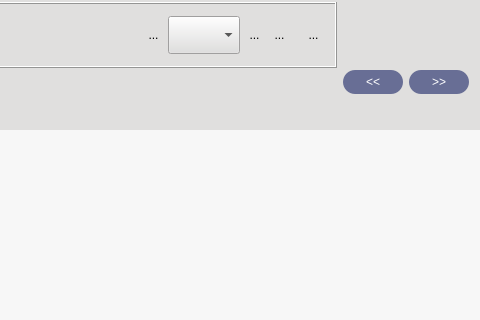
Before: the Qt Designer form UiQT5/desWidgetNiveauFact.ui in SalomePlatform/eficas_tools, drawn with Qt 5; both pictures show x 873 to 1353 and y 0 to 320 of the 1353 by 596 pixel window.
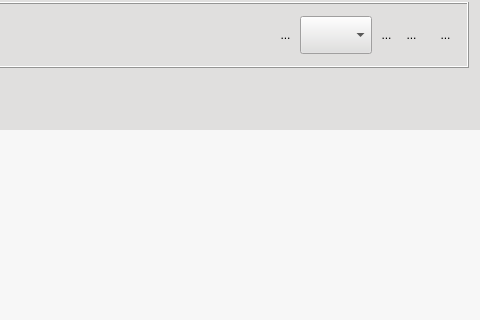
After: the same form once the commit is applied. Icons and pictures are not drawn. Custom widgets are drawn as their Qt base class.

Diff of the .ui file:
```diff
--- a/UiQT5/desWidgetNiveauFact.ui
+++ b/UiQT5/desWidgetNiveauFact.ui
@@ -458,111 +458,6 @@
         <property name="verticalSpacing">
          <number>0</number>
         </property>
-        <item row="0" column="0">
-         <widget class="QPushButton" name="bAvant">
-          <property name="sizePolicy">
-           <sizepolicy hsizetype="Fixed" vsizetype="Fixed">
-            <horstretch>0</horstretch>
-            <verstretch>0</verstretch>
-           </sizepolicy>
-          </property>
-          <property name="minimumSize">
-           <size>
-            <width>60</width>
-            <height>24</height>
-           </size>
-          </property>
-          <property name="maximumSize">
-           <size>
-            <width>60</width>
-            <height>24</height>
-           </size>
-          </property>
-          <property name="focusPolicy">
-           <enum>Qt::ClickFocus</enum>
-          </property>
-          <property name="toolTip">
-           <string>Affiche le formulaire de la commande précédente</string>
-          </property>
-          <property name="styleSheet">
-           <string notr="true">background-color:rgb(104,110,149);
-color :white;
-border-radius : 12px
-</string>
-          </property>
-          <property name="text">
-           <string>&lt;&lt;</string>
-          </property>
-          <property name="shortcut">
-           <string>Shift+A, Alt+A, Alt+A, Alt+A</string>
-          </property>
-          <property name="autoDefault">
-           <bool>true</bool>
-          </property>
-          <property name="default">
-           <bool>true</bool>
-          </property>
-         </widget>
-        </item>
-        <item row="0" column="1">
-         <widget class="QPushButton" name="bApres">
-          <property name="sizePolicy">
-           <sizepolicy hsizetype="Fixed" vsizetype="Fixed">
-            <horstretch>0</horstretch>
-            <verstretch>0</verstretch>
-           </sizepolicy>
-          </property>
-          <property name="minimumSize">
-           <size>
-            <width>60</width>
-            <height>24</height>
-           </size>
-          </property>
-          <property name="maximumSize">
-           <size>
-            <width>60</width>
-            <height>24</height>
-           </size>
-          </property>
-          <property name="focusPolicy">
-           <enum>Qt::ClickFocus</enum>
-          </property>
-          <property name="toolTip">
-           <string>Affiche le formulaire de la commande suivante</string>
-          </property>
-          <property name="styleSheet">
-           <string notr="true">background-color:rgb(104,110,149);
-color :white;
-border-radius : 12px
-</string>
-          </property>
-          <property name="text">
-           <string>&gt;&gt;</string>
-          </property>
-          <property name="shortcut">
-           <string>Shift+A, Alt+A, Alt+A, Alt+A</string>
-          </property>
-          <property name="autoDefault">
-           <bool>true</bool>
-          </property>
-          <property name="default">
-           <bool>true</bool>
-          </property>
-         </widget>
-        </item>
-        <item row="1" column="0">
-         <spacer name="verticalSpacer_2">
-          <property name="orientation">
-           <enum>Qt::Vertical</enum>
-          </property>
-          <property name="sizeHint" stdset="0">
-           <size>
-            <width>20</width>
-            <height>0</height>
-           </size>
-          </property>
-         </spacer>
-        </item>
        </layout>
       </item>
      </layout>
```
